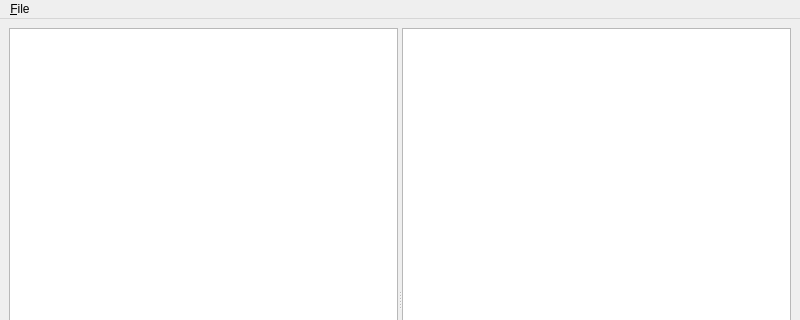
Before: the Qt Designer form trunk/muroa/playground/MainWindow.ui in BackupTheBerlios/muroa-svn, drawn with Qt 5; both pictures show x 0 to 800 and y 0 to 320 of the 800 by 600 pixel window.
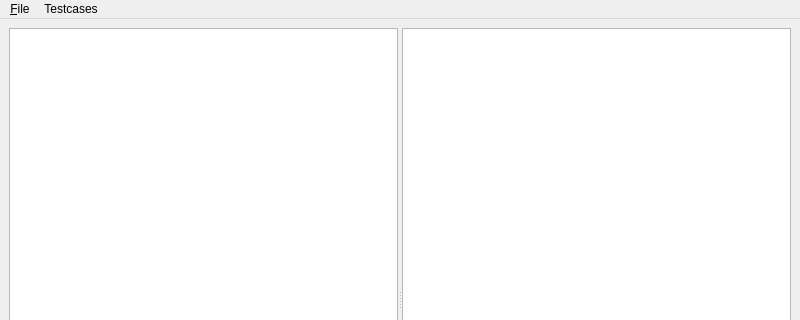
After: the same form once the commit is applied.

The edit to the form file:
```diff
--- a/trunk/muroa/playground/MainWindow.ui
+++ b/trunk/muroa/playground/MainWindow.ui
@@ -32,7 +32,7 @@
      <x>0</x>
      <y>0</y>
      <width>800</width>
-     <height>21</height>
+     <height>23</height>
     </rect>
    </property>
    <widget class="QMenu" name="menu_File">
@@ -41,7 +41,14 @@
     </property>
     <addaction name="action_Exit"/>
    </widget>
+   <widget class="QMenu" name="menuTestcases">
+    <property name="title">
+     <string>Testcases</string>
+    </property>
+    <addaction name="actionPatch"/>
+   </widget>
    <addaction name="menu_File"/>
+   <addaction name="menuTestcases"/>
   </widget>
   <widget class="QStatusBar" name="statusbar"/>
   <action name="action_Exit">
```
Left out of the diff: 8 changed lines with no effect on the pictures.
